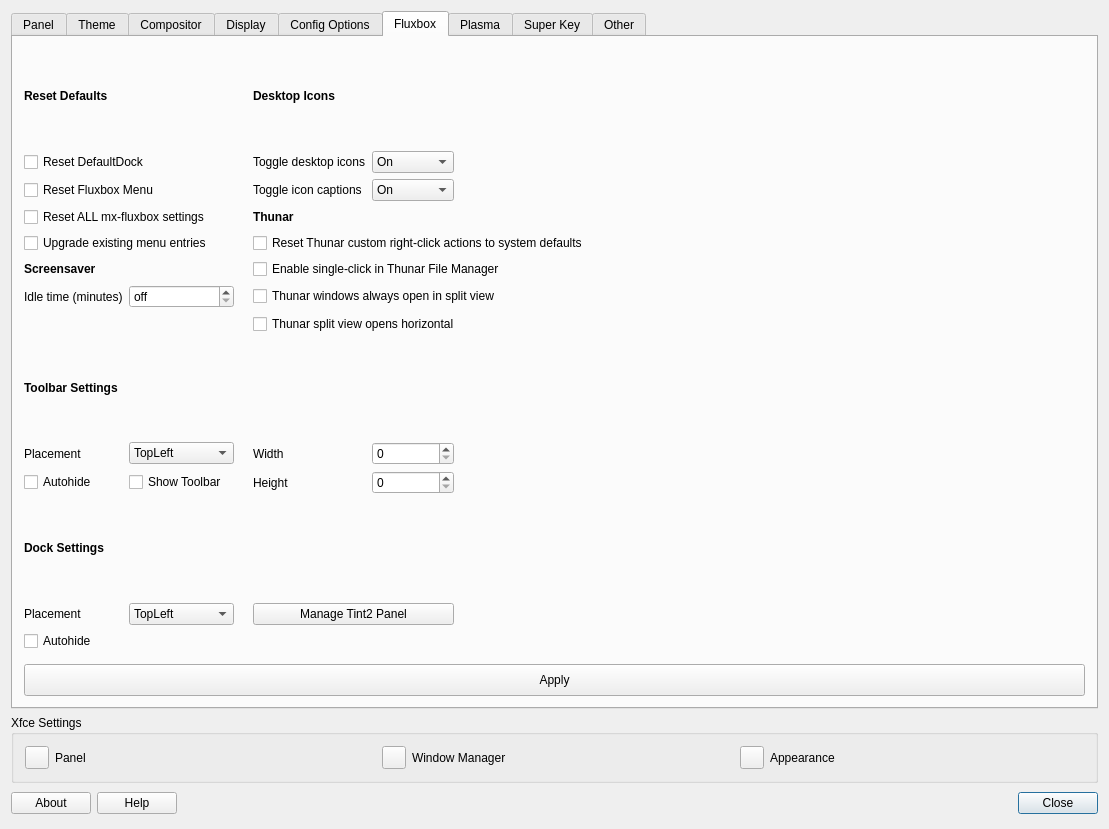
Old version of the form defaultlook.ui in the repository MX-Linux/mx-tweak.
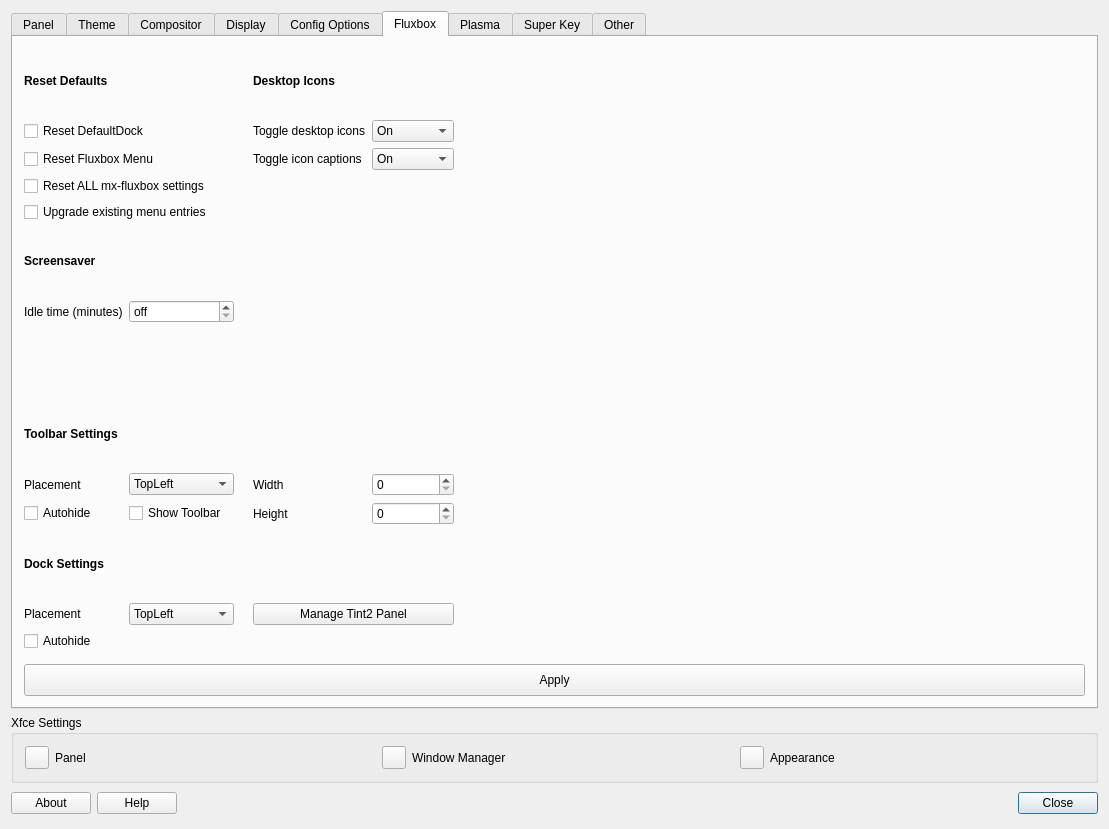
New version of the form. The open tabs and pages were chosen to show the change. Icons and pictures are not drawn.

Commit message: Simplified and cleaned Thunar settings sharing code.

```diff
--- a/defaultlook.ui
+++ b/defaultlook.ui
@@ -1223,7 +1223,7 @@
       <attribute name="title">
        <string>Fluxbox</string>
       </attribute>
-      <layout class="QGridLayout">
+      <layout class="QGridLayout" name="layoutFluxboxTab">
        <item row="0" column="0">
         <widget class="QLabel" name="label_14">
          <property name="text">
@@ -1322,19 +1322,8 @@
          </property>
         </widget>
        </item>
-       <item row="3" column="3">
-        <widget class="QLabel" name="label_32">
-         <property name="text">
-          <string>&lt;html&gt;&lt;head/&gt;&lt;body&gt;&lt;p&gt;&lt;span style=&quot; font-weight:600;&quot;&gt;Thunar&lt;/span&gt;&lt;/p&gt;&lt;/body&gt;&lt;/html&gt;</string>
-         </property>
-        </widget>
-       </item>
-       <item row="4" column="3" colspan="3">
-        <widget class="QCheckBox" name="checkBoxThunarCAReset_2">
-         <property name="text">
-          <string>Reset Thunar custom right-click actions to system defaults</string>
-         </property>
-        </widget>
+       <item row="3" column="3" colspan="3" rowspan="5">
+        <widget class="QWidget" name="widgetFluxboxThunar"/>
        </item>
        <item row="4" column="0" colspan="3">
         <widget class="QCheckBox" name="checkBoxMenuMigrate">
@@ -1353,13 +1342,6 @@
          </property>
         </widget>
        </item>
-       <item row="5" column="3" colspan="3">
-        <widget class="QCheckBox" name="checkBoxThunarSingleClick_2">
-         <property name="text">
-          <string>Enable single-click in Thunar File Manager</string>
-         </property>
-        </widget>
-       </item>
        <item row="6" column="0">
         <widget class="QLabel" name="label_34">
          <property name="text">
@@ -1380,20 +1362,6 @@
          </property>
         </widget>
        </item>
-       <item row="6" column="3" colspan="3">
-        <widget class="QCheckBox" name="checkBoxThunarSplitView_2">
-         <property name="text">
-          <string>Thunar windows always open in split view</string>
-         </property>
-        </widget>
-       </item>
-       <item row="7" column="3" colspan="3">
-        <widget class="QCheckBox" name="checkBoxsplitviewhorizontal_2">
-         <property name="text">
-          <string>Thunar split view opens horizontal</string>
-         </property>
-        </widget>
-       </item>
        <item row="8" column="0">
         <widget class="QLabel" name="label_15">
          <property name="text">
```
Left out of the diff: 10 changed lines with no effect on the pictures. The commit also changes 2 other files.
